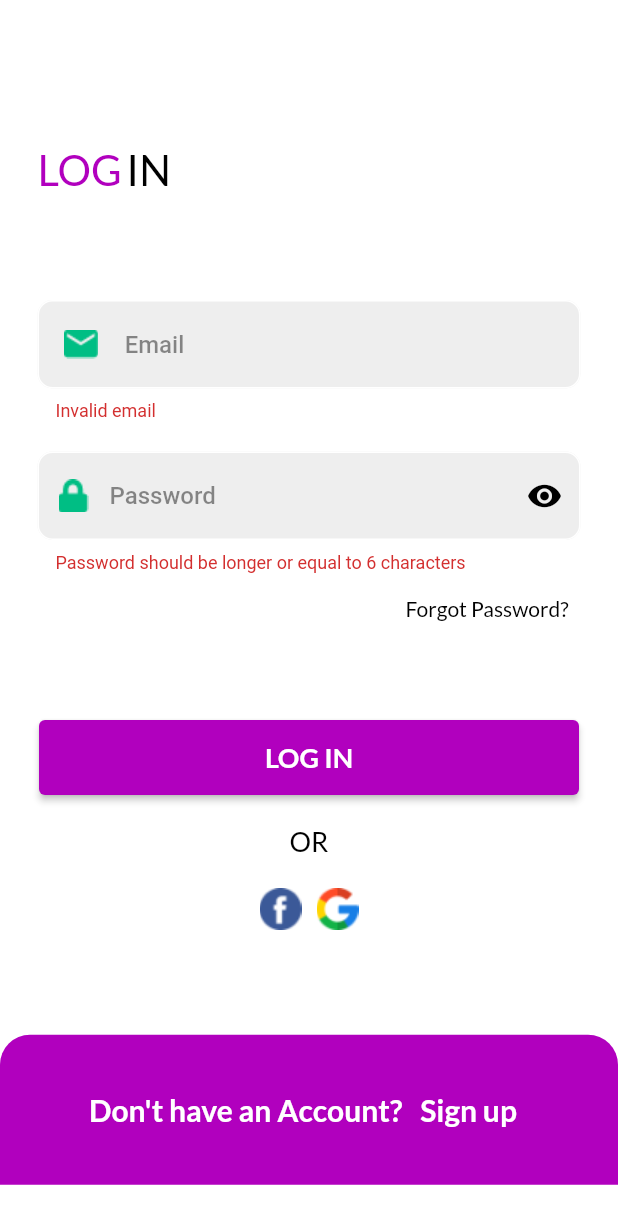
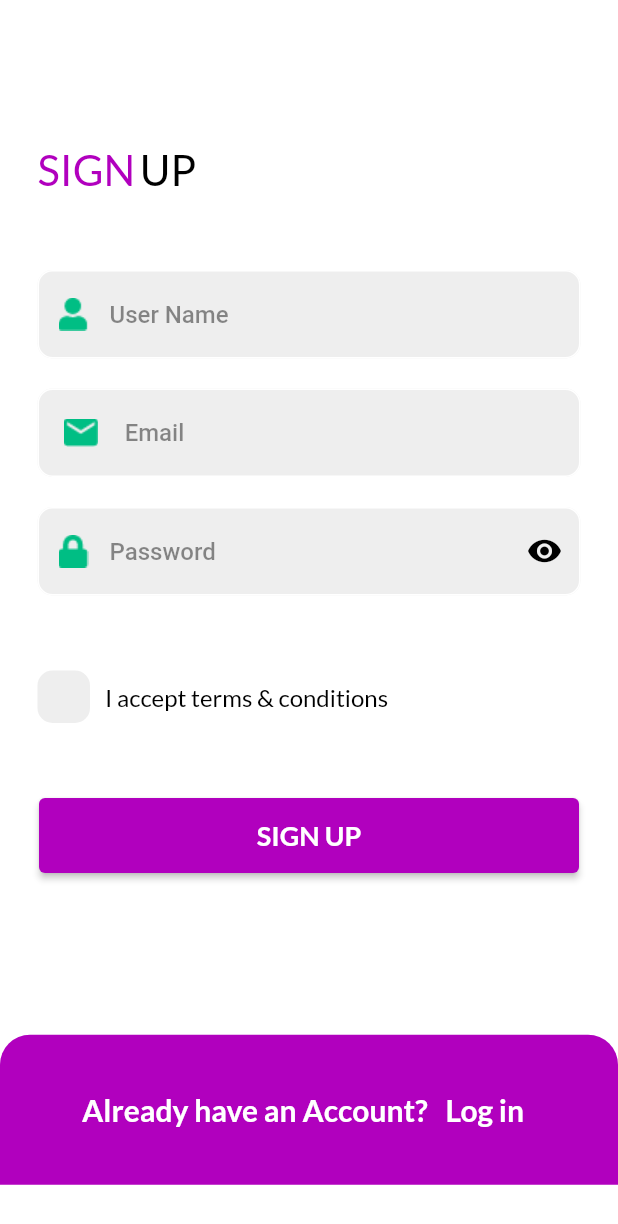
Before and after one commit to jawaher-alqotym/Ecommerce, a Flutter app: the LoginScreen screen opened by its route, after a tap on "LOG IN", after a tap on "Sign up", on a phone screen of 412 x 824 dp. Shown: the top 1224 px of the screen. Run offline on Flutter 3.47's test engine with Material 2 defaults, Android fonts, the phone set to English and light mode, and no system bars; our stand-ins replace firebase_auth, firebase_core, get, get_storage, google_fonts, google_sign_in; accounts and stored records are empty.

Commit message:
new commit

```diff
--- a/lib/routes/routes.dart
+++ b/lib/routes/routes.dart
@@ -9,7 +9,7 @@ import 'package:e_commerce/logic/bindings/auth_biniding.dart';
 // import 'package:udemy_shop_app/view/screens/auth/forgot_password_screen.dart';
 
  import 'package:e_commerce/views/screens/auth/login_screen.dart';
-// import 'package:udemy_shop_app/view/screens/auth/signup_screen.dart';
+ import 'package:e_commerce/views/screens/auth/signup_screen.dart';
 // import 'package:udemy_shop_app/view/screens/cart_screen.dart';
 // import 'package:udemy_shop_app/view/screens/main_screen.dart';
 // import 'package:udemy_shop_app/view/screens/payment_screen.dart';
@@ -32,11 +32,11 @@ class AppRoutes {
       page: () => LoginScreen(),
       binding: AuthBinding(),
     ),
-    // GetPage(
-    //   name: Routes.signUpScreen,
-    //   page: () => SignUpScreen(),
-    //   binding: AuthBinding(),
-    // ),
+    GetPage(
+      name: Routes.signUpScreen,
+      page: () => SignUpScreen(),
+      binding: AuthBinding(),
+    ),
     // GetPage(
     //   name: Routes.forgotPasswordScreen,
     //   page: () => ForgotPasswordScreen(),
--- a/lib/views/screens/auth/signup_screen.dart
+++ b/lib/views/screens/auth/signup_screen.dart
@@ -0,0 +1,212 @@
+/* lib/views/screens/auth/signup_screen.dart */
+
+import 'package:firebase_auth/firebase_auth.dart';
+import 'package:flutter/material.dart';
+import 'package:get/get.dart';
+import 'package:e_commerce/logic/controllers/auth_controller.dart';
+import 'package:e_commerce/routes/routes.dart';
+
+import 'package:e_commerce/utils/my_string.dart';
+
+import 'package:e_commerce/utils/theme.dart';
+import 'package:e_commerce/views/widgets/auth/auth_button.dart';
+import 'package:e_commerce/views/widgets/auth/auth_text_from_field.dart';
+import 'package:e_commerce/views/widgets/auth/check_widget.dart';
+import 'package:e_commerce/views/widgets/auth/container_under.dart';
+import 'package:e_commerce/views/widgets/text_utils.dart';
+
+class SignUpScreen extends StatelessWidget {
+  SignUpScreen({Key? key}) : super(key: key);
+
+  final fromKey = GlobalKey<FormState>();
+
+  final TextEditingController nameController = TextEditingController();
+  final TextEditingController emailController = TextEditingController();
+  final TextEditingController passwordController = TextEditingController();
+
+  final controller = Get.find<AuthController>();
+
+  @override
+  Widget build(BuildContext context) {
+    return SafeArea(
+      child: Scaffold(
+        appBar: AppBar(
+          backgroundColor: Get.isDarkMode ? darkGreyClr : Colors.white,
+          elevation: 0,
+        ),
+        backgroundColor: context.theme.backgroundColor,
+        body: SingleChildScrollView(
+          child: Column(
+            children: [
+              SizedBox(
+                width: double.infinity,
+                height: MediaQuery.of(context).size.height / 1.3,
+                child: Padding(
+                  padding: EdgeInsets.only(left: 25, right: 25, top: 40),
+                  child: Form(
+                    key: fromKey,
+                    child: Column(
+                      children: [
+                        Row(
+                          children: [
+                            TextUtils(
+                              fontSize: 28,
+                              fontWeight: FontWeight.w500,
+                              text: "SIGN",
+                              color: Get.isDarkMode ? pinkClr : mainColor,
+                            ),
+                            const SizedBox(
+                              width: 3,
+                            ),
+                            TextUtils(
+                              fontSize: 28,
+                              fontWeight: FontWeight.w500,
+                              text: "UP",
+                              color:
+                              Get.isDarkMode ? Colors.white : Colors.black,
+                            ),
+                          ],
+                        ),
+                        const SizedBox(
+                          height: 50,
+                        ),
+                        AuthTextFromField(
+                          controller: nameController,
+                          obscureText: false,
+                          validator: (value) {
+                            if (value.toString().length <= 2 ||
+                                !RegExp(validationName).hasMatch(value)) {
+                              return 'Enter valid name';
+                            } else {
+                              return null;
+                            }
+                          },
+                          prefixIcon: Get.isDarkMode
+                              ? const Icon(
+                            Icons.person,
+                            color: pinkClr,
+                            size: 30,
+                          )
+                              : Image.asset('assets/images/user.png'),
+                          suffixIcon: const Text(""),
+                          hintText: 'User Name',
+                        ),
+                        const SizedBox(
+                          height: 20,
+                        ),
+                        AuthTextFromField(
+                          controller: emailController,
+                          obscureText: false,
+                          validator: (value) {
+                            if (!RegExp(validationEmail).hasMatch(value)) {
+                              return 'Invalid email';
+                            } else {
+                              return null;
+                            }
+                          },
+                          prefixIcon: Get.isDarkMode
+                              ? const Icon(
+                            Icons.email,
+                            color: pinkClr,
+                            size: 30,
+                          )
+                              : Image.asset('assets/images/email.png'),
+                          suffixIcon: const Text(""),
+                          hintText: 'Email',
+                        ),
+                        const SizedBox(
+                          height: 20,
+                        ),
+                        GetBuilder<AuthController>(
+                          builder: (_) {
+                            return AuthTextFromField(
+                              controller: passwordController,
+                              obscureText:
+                              controller.isVisibilty ? false : true,
+                              validator: (value) {
+                                if (value.toString().length < 6) {
+                                  return 'Password should be longer or equal to 6 characters';
+                                } else {
+                                  return null;
+                                }
+                              },
+                              prefixIcon: Get.isDarkMode
+                                  ? const Icon(
+                                Icons.lock,
+                                color: pinkClr,
+                                size: 30,
+                              )
+                                  : Image.asset('assets/images/lock.png'),
+                              hintText: 'Password',
+                              suffixIcon: IconButton(
+                                onPressed: () {
+                                  controller.visibility();
+                                },
+                                icon: controller.isVisibilty
+                                    ? const Icon(
+                                  Icons.visibility_off,
+                                  color: Colors.black,
+                                )
+                                    : const Icon(
+                                  Icons.visibility,
+                                  color: Colors.black,
+                                ),
+                              ),
+                            );
+                          },
+                        ),
+                        const SizedBox(
+                          height: 50,
+                        ),
+                        CheckWidget(),
+                        const SizedBox(
+                          height: 50,
+                        ),
+                        GetBuilder<AuthController>(
+                          builder: (_) {
+                            return AuthButton(
+                              onPressed: () {
+                                if (controller.isCheckBox == false) {
+                                  Get.snackbar(
+                                    "Check Box",
+                                    "Please, Accept terms & conditions",
+                                    snackPosition: SnackPosition.BOTTOM,
+                                    backgroundColor: Colors.green,
+                                    colorText: Colors.white,
+                                  );
+                                } else if (fromKey.currentState!.validate()) {
+                                  String name = nameController.text.trim();
+                                  String email = emailController.text.trim();
+                                  String password = passwordController.text;
+                                  controller.signUpUsingFirebase(
+                                    name: name,
+                                    email: email,
+                                    password: password,
+                                  );
+
+                                  controller.isCheckBox = true;
+                                }
+                              },
+                              text: "SIGN UP",
+                            );
+                          },
+                        )
+                      ],
+                    ),
+                  ),
+                ),
+              ),
+              ContainerUnder(
+                text: 'Already have an Account? ',
+                textType: "Log in",
+                onPressed: () {
+                  Get.offNamed(Routes.loginScreen);
+                },
+              ),
+            ],
+          ),
+        ),
+      ),
+    );
+  }
+}
--- /dev/null
+++ b/lib/views/widgets/auth/check_widget.dart
@@ -0,0 +1,63 @@
+/* lib/views/widgets/auth */
+
+import 'package:flutter/material.dart';
+import 'package:get/get.dart';
+import 'package:e_commerce/logic/controllers/auth_controller.dart';
+import 'package:e_commerce/utils/theme.dart';
+import 'package:e_commerce/views/widgets/text_utils.dart';
+
+class CheckWidget extends StatelessWidget {
+  CheckWidget({Key? key}) : super(key: key);
+
+  final controller = Get.find<AuthController>();
+
+  @override
+  Widget build(BuildContext context) {
+    return GetBuilder<AuthController>(builder: (_) {
+      return Row(
+        children: [
+          InkWell(
+            onTap: () {
+              controller.checkBox();
+            },
+            child: Container(
+              height: 35,
+              width: 35,
+              decoration: BoxDecoration(
+                color: Colors.grey.shade200,
+                borderRadius: BorderRadius.circular(10),
+              ),
+              child: controller.isCheckBox
+                  ? Get.isDarkMode
+                  ? const Icon(
+                Icons.done,
+                color: pinkClr,
+              )
+                  : Image.asset('assets/images/check.png')
+                  : Container(),
+            ),
+          ),
+          const SizedBox(
+            width: 10,
+          ),
+          Row(
+            children: [
+              TextUtils(
+                fontSize: 16,
+                fontWeight: FontWeight.normal,
+                text: "I accept ",
+                color: Get.isDarkMode ? Colors.white : Colors.black,
+              ),
+              TextUtils(
+                fontSize: 16,
+                fontWeight: FontWeight.normal,
+                text: "terms & conditions",
+                color: Get.isDarkMode ? Colors.white : Colors.black,
+              ),
+            ],
+          ),
+        ],
+      );
+    });
+  }
+}
```
